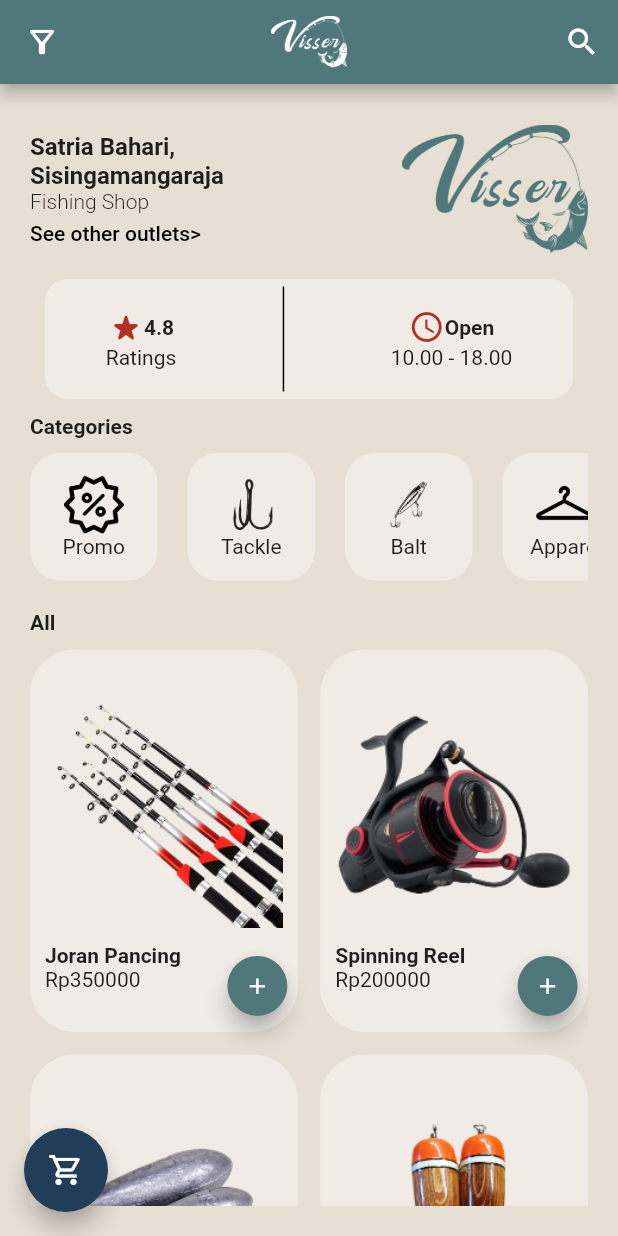
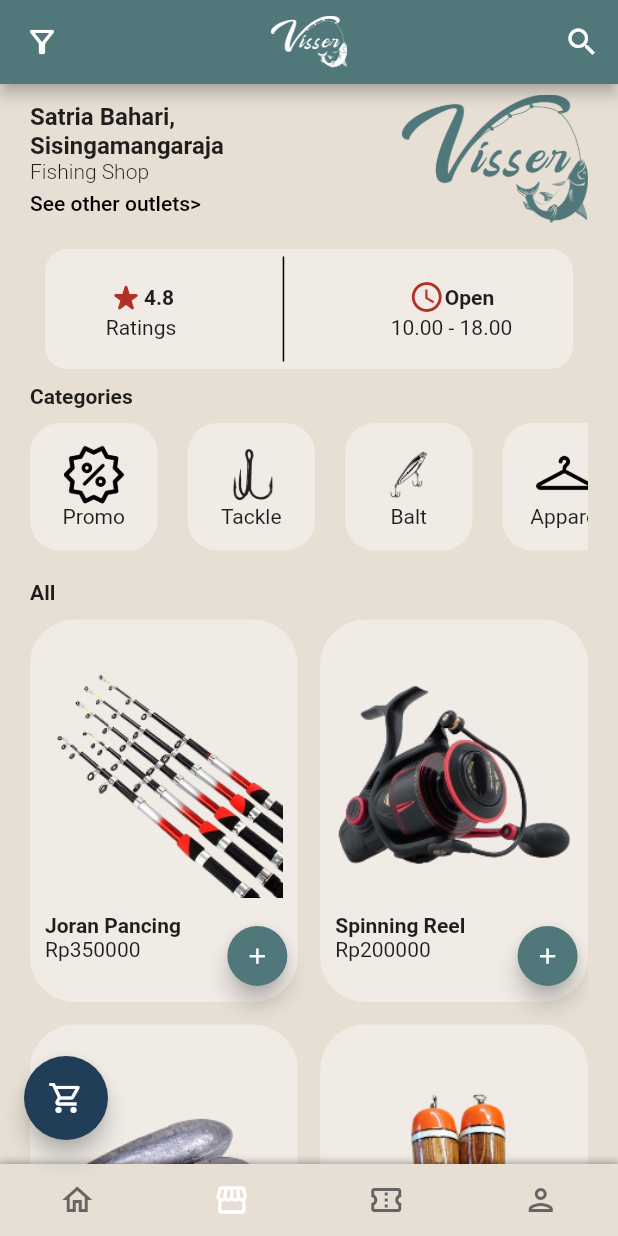
Before and after one commit to AnandaTp21/A-La-Carte_Visser-App-Flutter, a Flutter app: the StoreDetail screen opened directly, on a phone screen of 412 x 824 dp. Run offline on Flutter 3.47's test engine with Material 2 defaults, Android fonts, the phone set to English and light mode, and no system bars; our stand-ins replace carousel_slider.

Commit message:
Pembuatan Store Category Detail 40%

```diff
--- a/flutter_application_1/lib/Component/homecomponent/HomeDownComponent.dart
+++ b/flutter_application_1/lib/Component/homecomponent/HomeDownComponent.dart
@@ -1,32 +1,58 @@
 import 'package:flutter/material.dart';
 import 'package:flutter_application_1/pages/Home/RecommendPage.dart';
-import 'package:flutter_application_1/pages/Store%20pages/storepage.dart';
+import 'package:flutter_application_1/pages/Store%20pages/Storepage.dart';
 
 class HomeDownComponent extends StatelessWidget {
   final int color1;
   final int color2;
   final int color3;
   final int color4;
-  const HomeDownComponent({ Key? key ,required this.color1,required this.color2,required this.color3,required this.color4}) : super(key: key);
+  const HomeDownComponent(
+      {Key? key,
+      required this.color1,
+      required this.color2,
+      required this.color3,
+      required this.color4})
+      : super(key: key);
   static const IconData scale = IconData(0xf0564, fontFamily: 'MaterialIcons');
 
   @override
   Widget build(BuildContext context) {
-
-
     return Container(
+      decoration: BoxDecoration(
+          color: Color.fromARGB(0xFF, 0xE7, 0xDF, 0xD4),
+          boxShadow: [
+            BoxShadow(
+                color: Colors.black38,
+                blurRadius: 4,
+                spreadRadius: 1,
+                offset: const Offset(0, 0.5))
+          ]),
       child: Row(
         mainAxisAlignment: MainAxisAlignment.spaceAround,
         children: [
-            IconButton(onPressed: (){
-              Navigator.push(context, MaterialPageRoute(builder: (context) => RecommendPage()));
-            }, icon: Icon(Icons.home_outlined,color: Color(color1),)),
-            IconButton(onPressed: (){
-              Navigator.push(context, MaterialPageRoute(builder: (context) => storePage()));
-
-            }, icon: Icon(Icons.storefront_outlined,color: Color(color2))),
-            IconButton(onPressed: (){}, icon: Icon(Icons.confirmation_number_outlined,color: Color(color3))),
-            IconButton(onPressed: (){}, icon: Icon(Icons.person_outlined,color: Color(color4))),
+          IconButton(
+              onPressed: () {
+                Navigator.push(context,
+                    MaterialPageRoute(builder: (context) => RecommendPage()));
+              },
+              icon: Icon(
+                Icons.home_outlined,
+                color: Color(color1),
+              )),
+          IconButton(
+              onPressed: () {
+                Navigator.push(context,
+                    MaterialPageRoute(builder: (context) => StorePage()));
+              },
+              icon: Icon(Icons.storefront_outlined, color: Color(color2))),
+          IconButton(
+              onPressed: () {},
+              icon: Icon(Icons.confirmation_number_outlined,
+                  color: Color(color3))),
+          IconButton(
+              onPressed: () {},
+              icon: Icon(Icons.person_outlined, color: Color(color4))),
         ],
       ),
     );
--- a/flutter_application_1/lib/main.dart
+++ b/flutter_application_1/lib/main.dart
@@ -28,7 +28,7 @@ class MyApp extends StatelessWidget {
         primarySwatch: Colors.blue,
       ),
 
-      home: TimePage(),
+      home: freepage(),
 
     );
   }
--- a/flutter_application_1/lib/pages/Store pages/StoreDetail.dart
+++ b/flutter_application_1/lib/pages/Store pages/StoreDetail.dart
@@ -3,6 +3,7 @@ import 'package:flutter_application_1/Component/Store%20Componenet/sdCategory.da
 import 'package:flutter_application_1/Component/Store%20Componenet/sdInfo.dart';
 import 'package:flutter_application_1/Component/Store%20Componenet/sdProduct.dart';
 import 'package:flutter_application_1/Component/Store%20Componenet/sdTitle.dart';
+import 'package:flutter_application_1/Component/homecomponent/HomeDownComponent.dart';
 
 class StoreDetail extends StatelessWidget {
   const StoreDetail({Key? key}) : super(key: key);
@@ -34,7 +35,7 @@ class StoreDetail extends StatelessWidget {
         ],
       ),
       body: Container(
-        padding: EdgeInsets.all(20),
+        padding: const EdgeInsets.only(left: 20, right: 20),
         decoration:
             const BoxDecoration(color: Color.fromARGB(0xFF, 0xE7, 0xDF, 0xD4)),
         child: ListView(
@@ -55,7 +56,7 @@ class StoreDetail extends StatelessWidget {
                     style: TextStyle(fontWeight: FontWeight.bold),
                   ),
                   Container(
-                    margin: EdgeInsets.only(top: 10, bottom: 20),
+                    margin: const EdgeInsets.only(top: 10, bottom: 20),
                     height: 85,
                     child: ListView(
                       scrollDirection: Axis.horizontal,
@@ -84,7 +85,7 @@ class StoreDetail extends StatelessWidget {
                           style: TextStyle(fontWeight: FontWeight.bold),
                         ),
                         Container(
-                          margin: EdgeInsets.only(top: 10),
+                          margin: const EdgeInsets.only(top: 10, bottom: 20),
                           child: GridView.count(
                               childAspectRatio: 0.7,
                               shrinkWrap: true,
@@ -127,8 +128,13 @@ class StoreDetail extends StatelessWidget {
       floatingActionButton: FloatingActionButton(
         onPressed: () {},
         child: const Icon(Icons.shopping_cart_outlined),
-        backgroundColor: Color.fromARGB(0xFF, 0x20, 0x3E, 0x58),
+        backgroundColor: const Color.fromARGB(0xFF, 0x20, 0x3E, 0x58),
       ),
+      bottomNavigationBar: HomeDownComponent(
+          color1: 0xff656565,
+          color2: 0xffffffff,
+          color3: 0xff656565,
+          color4: 0xff656565),
     );
   }
 }
```
Also changed, not shown: flutter_application_1/lib/freepage.dart (+11 -2 lines), flutter_application_1/lib/pages/Store pages/StoreCategoryDetail.dart (added, +207 -0 lines), flutter_application_1/lib/pages/Store pages/storepage.dart (+10 -3 lines).
